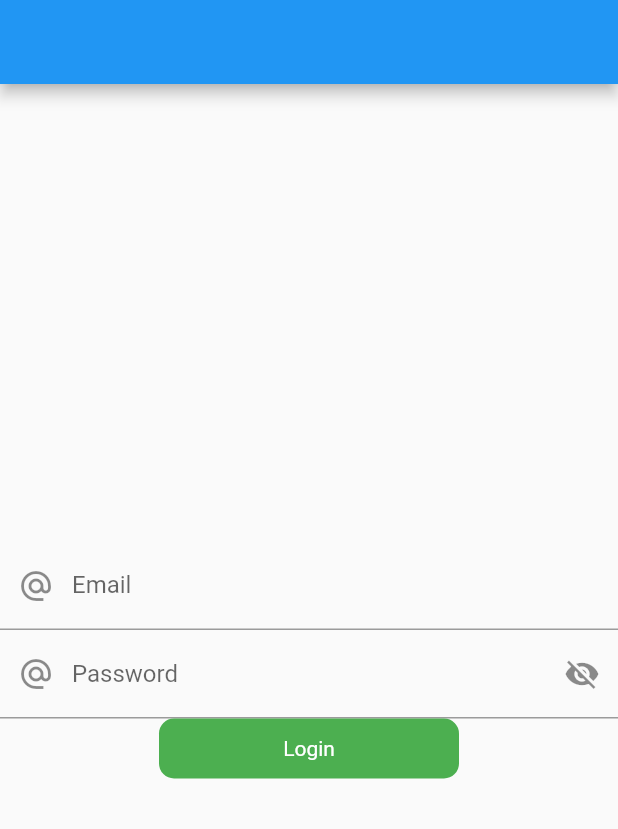
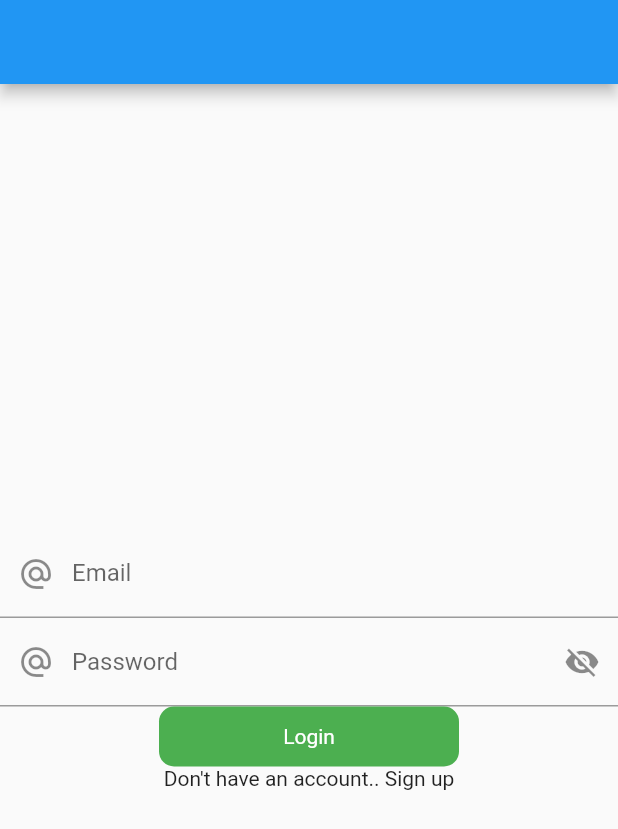
Before and after one commit to siva-dev3/mvvm_flutter, a Flutter app: the screen it shows after launch, on a phone screen of 412 x 824 dp. Shown: the top 829 px of the screen. Run offline on Flutter 3.47's test engine with Material 2 defaults, Android fonts, the phone set to English and light mode, and no system bars; our stand-ins replace another_flushbar, fluttertoast, shared_preferences.

Commit message:
sign up activity and session added

```diff
--- a/lib/main.dart
+++ b/lib/main.dart
@@ -2,6 +2,7 @@ import 'package:flutter/material.dart';
 import 'package:mvvm/src/utils/routes/routes.dart';
 import 'package:mvvm/src/utils/routes/routes_name.dart';
 import 'package:mvvm/src/view_model/auth_view_model.dart';
+import 'package:mvvm/src/view_model/user_view_model.dart';
 import 'package:provider/provider.dart';
 
 void main() {
@@ -18,6 +19,9 @@ class MyApp extends StatelessWidget {
       providers: [
         ChangeNotifierProvider(
             create: (_) => AuthModel()
+        ),
+        ChangeNotifierProvider(
+            create: (_) => UserViewModel()
         )
       ],
       child: const MaterialApp(
--- /dev/null
+++ b/lib/src/model/user_model.dart
@@ -0,0 +1,21 @@
+class UserModel{
+
+  String? token;
+
+  UserModel({this.token});
+
+  UserModel.fromJson(Map<String, dynamic> json){
+
+    token = json['token'];
+
+  }
+
+  Map<String, dynamic> toJson(){
+
+    final Map<String, dynamic> data = Map<String, dynamic>();
+    data['token'] = this.token;
+    return data;
+
+  }
+
+}
--- a/lib/src/utils/routes/routes.dart
+++ b/lib/src/utils/routes/routes.dart
@@ -1,7 +1,9 @@
 import 'package:flutter/material.dart';
 import 'package:mvvm/src/utils/routes/routes_name.dart';
 import 'package:mvvm/src/view/home_screen.dart';
-import 'package:mvvm/src/view/login_screen.dart';
+import 'package:mvvm/src/view/login_view.dart';
+import 'package:mvvm/src/view/signup_view.dart';
+import 'package:mvvm/src/view/splash_view.dart';
 
 class Routes{
 
@@ -9,11 +11,17 @@ class Routes{
 
     switch(settings.name){
 
+      case RoutesName.splashScreen:
+        return MaterialPageRoute(builder: (BuildContext context) => const SplashView());
+
       case RoutesName.loginScreen:
         return MaterialPageRoute(builder: (BuildContext context) => const LoginScreen());
 
       case RoutesName.homeScreen:
         return MaterialPageRoute(builder: (BuildContext context) => const HomeScreen());
+
+      case RoutesName.signupScreen:
+        return MaterialPageRoute(builder: (BuildContext context) => const SignUp());
 
       default:
         return MaterialPageRoute(
--- a/lib/src/utils/routes/routes_name.dart
+++ b/lib/src/utils/routes/routes_name.dart
@@ -1,6 +1,8 @@
 class RoutesName{
 
+  static const String splashScreen = 'splash_Screen';
   static const String loginScreen = 'login_Screen';
   static const String homeScreen = 'home_screen';
+  static const String signupScreen = 'signup_screen';
 
 }
--- a/lib/src/utils/utils.dart
+++ b/lib/src/utils/utils.dart
@@ -22,7 +22,7 @@ class Utils{
 
   }
 
-  static flushBarMessage(String title, String message, BuildContext context){
+  static flushBarMessage(String title, String message, BuildContext context, Color bgColor){
 
     showFlushbar(
         context: context,
@@ -38,7 +38,7 @@ class Utils{
           flushbarPosition: FlushbarPosition.TOP,
           positionOffset: 20,
           title: title,
-          backgroundColor: Colors.red,
+          backgroundColor: bgColor,
           duration: const Duration(
               seconds: 3
           ),
--- /dev/null
+++ b/lib/src/view/login_view.dart
@@ -0,0 +1,141 @@
+import 'package:flutter/material.dart';
+import 'package:mvvm/src/res/components/round_btn.dart';
+import 'package:mvvm/src/utils/routes/routes_name.dart';
+import 'package:mvvm/src/utils/utils.dart';
+import 'package:mvvm/src/view_model/auth_view_model.dart';
+import 'package:provider/provider.dart';
+
+class LoginScreen extends StatefulWidget {
+  const LoginScreen({super.key});
+
+  @override
+  State<LoginScreen> createState() => _LoginScreenState();
+}
+
+class _LoginScreenState extends State<LoginScreen> {
+
+  final ValueNotifier<bool> _passwordObserver = ValueNotifier<bool>(true);
+  final TextEditingController _emailController = TextEditingController();
+  final TextEditingController _passController = TextEditingController();
+  FocusNode emailFocusNode = FocusNode();
+  FocusNode passFocusNode = FocusNode();
+
+  @override
+  void dispose() {
+
+    super.dispose();
+
+    _passController.dispose();
+    _emailController.dispose();
+    _passController.dispose();
+    emailFocusNode.dispose();
+    passFocusNode.dispose();
+
+  }
+
+  @override
+  Widget build(BuildContext context) {
+
+    final authModel = Provider.of<AuthModel>(context);
+
+    return Scaffold(
+      appBar: AppBar(),
+      body: Column(
+        mainAxisAlignment: MainAxisAlignment.center,
+        crossAxisAlignment: CrossAxisAlignment.center,
+        children: [
+          TextFormField(
+            focusNode: emailFocusNode,
+            controller: _emailController,
+            keyboardType: TextInputType.emailAddress,
+            decoration: const InputDecoration(
+              hintText: "email",
+              labelText: "Email",
+              prefixIcon: Icon(
+                Icons.alternate_email
+              )
+            ),
+            onFieldSubmitted: (value){
+
+              Utils.fieldFocusChange(context, emailFocusNode, passFocusNode);
+
+            },
+          ),
+          ValueListenableBuilder(
+              valueListenable: _passwordObserver,
+              builder: (context, value, child){
+
+                return TextFormField(
+                  controller: _passController,
+                  obscureText: _passwordObserver.value,
+                  focusNode: passFocusNode,
+                  obscuringCharacter: "*",
+                  decoration: InputDecoration(
+                      prefixIcon: const Icon(
+                          Icons.alternate_email
+                      ),
+                      hintText: "password",
+                      labelText: "Password",
+                      suffixIcon: InkWell(
+                        onTap: (){
+
+                          _passwordObserver.value = !_passwordObserver.value;
+
+                        },
+                        child: const Icon(
+                            Icons.visibility_off
+                        ),
+                      )
+                  ),
+                );
+
+              }
+          ),
+          RoundButton(
+              title: "Login",
+              loading: authModel.loading,
+              onPressed: (){
+
+                if(_emailController.text.isEmpty){
+
+                  Utils.flushBarMessage("Error", "Please enter Email", context, Colors.red);
+
+                }else if(_passController.text.isEmpty){
+
+                  Utils.flushBarMessage("Error", "Please enter password", context, Colors.red);
+
+                }else if(_passController.text.length < 6){
+
+                  Utils.flushBarMessage("Error", "Please must be 8 characters", context, Colors.red);
+
+                }else{
+
+                  Map data = {
+                    'email' : _emailController.text.toString(),
+                    'password' : _passController.text.toString()
+                  };
+
+                  authModel.loginApi(data, context);
+
+                }
+
+              }
+
+          ),
+          InkWell(
+            onTap: (){
+
+              Navigator.pushNamed(context, RoutesName.signupScreen);
+
+            },
+            child: const Text(
+              "Don't have an account.. Sign up"
+            ),
+          )
+        ],
+      ),
+    );
+
+  }
+
+}
--- a/pubspec.yaml
+++ b/pubspec.yaml
@@ -39,6 +39,7 @@ dependencies:
   fluttertoast: ^8.2.2
   another_flushbar: ^1.12.30
   provider: ^6.0.5
+  shared_preferences: ^2.2.2
 
 dev_dependencies:
   flutter_test:
```
Also changed, not shown: lib/src/view/home_screen.dart (+11 -3 lines), lib/src/view/signup_view.dart (renamed from lib/src/view/login_screen.dart, +31 -16 lines), lib/src/view/splash_view.dart (added, +36 -0 lines), lib/src/view_model/auth_view_model.dart (+36 -5 lines), lib/src/view_model/services/splash_services.dart (added, +44 -0 lines), lib/src/view_model/user_view_model.dart (added, +35 -0 lines), pubspec.lock, 1 other file.
